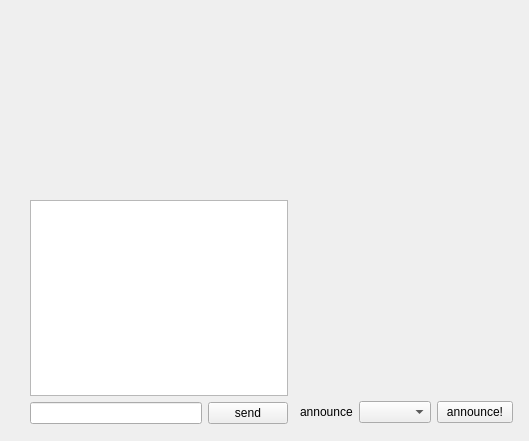
The window that qichu/client.ui (durandced/qichu) describes before a commit, drawn with Qt 5.
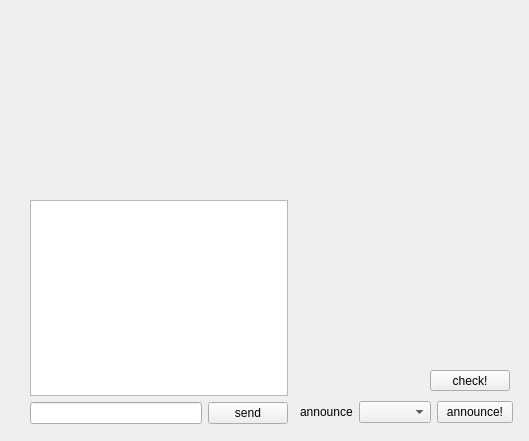
The same window after the commit.

Commit message: implementation protocol   - handShake   - chat   - announce (none | tichu | grand tichu | artichette)   - check integration de l'objet Board au lancement de la partie

```diff
--- a/qichu/client.ui
+++ b/qichu/client.ui
@@ -42,6 +42,19 @@
     </item>
    </layout>
   </widget>
+  <widget class="QPushButton" name="sendCheck">
+   <property name="geometry">
+    <rect>
+     <x>430</x>
+     <y>370</y>
+     <width>80</width>
+     <height>21</height>
+    </rect>
+   </property>
+   <property name="text">
+    <string>check!</string>
+   </property>
+  </widget>
   <widget class="QWidget" name="">
    <property name="geometry">
     <rect>
```
The commit also changes 9 other files.
